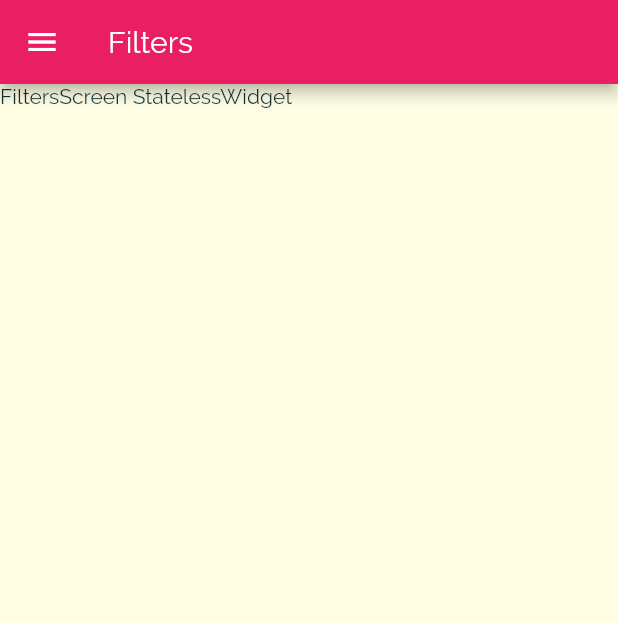
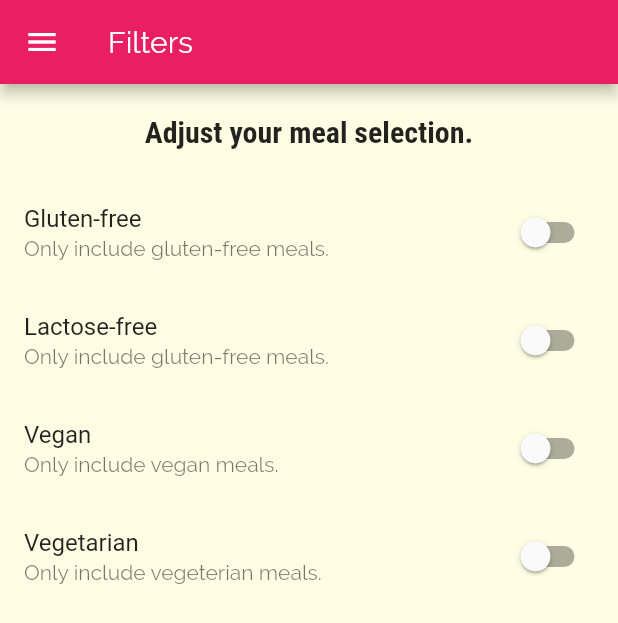
Before and after one commit to ituxka/meals, a Flutter app: the FiltersScreen screen opened by its route, on a phone screen of 412 x 824 dp. Shown: the top 623 px of the screen. Run offline on Flutter 3.47's test engine with Material 2 defaults, Android fonts, the phone set to English and light mode, and no system bars.

Commit message:
feat: add filters widget

```diff
--- a/lib/screens/filters_screen.dart
+++ b/lib/screens/filters_screen.dart
@@ -1,4 +1,5 @@
 import 'package:flutter/material.dart';
+import 'package:meals/widgets/filters/filters.dart';
 import 'package:meals/widgets/main_drawer.dart';
 
 class FiltersScreen extends StatelessWidget {
@@ -12,7 +13,7 @@ class FiltersScreen extends StatelessWidget {
         title: Text(title),
       ),
       drawer: MainDrawer(),
-      body: Text('FiltersScreen StatelessWidget'),
+      body: Filters(),
     );
   }
 }
--- /dev/null
+++ b/lib/widgets/filters/filters.dart
@@ -0,0 +1,58 @@
+import 'package:flutter/material.dart';
+
+class Filters extends StatefulWidget {
+  @override
+  _FiltersState createState() => _FiltersState();
+}
+
+class _FiltersState extends State<Filters> {
+  var _isGlutenFree = false;
+  var _isLactoseFree = false;
+  var _isVegan = false;
+  var _isVegetarian = false;
+
+  @override
+  Widget build(BuildContext context) {
+    return Column(
+      children: <Widget>[
+        Container(
+          padding: EdgeInsets.all(20),
+          child: Text(
+            'Adjust your meal selection.',
+            style: Theme.of(context).textTheme.title,
+          ),
+        ),
+        Expanded(
+          child: ListView(
+            children: <Widget>[
+              SwitchListTile(
+                title: Text('Gluten-free'),
+                subtitle: Text('Only include gluten-free meals.'),
+                value: _isGlutenFree,
+                onChanged: (bool value) => setState(() => _isGlutenFree = value),
+              ),
+              SwitchListTile(
+                title: Text('Lactose-free'),
+                subtitle: Text('Only include gluten-free meals.'),
+                value: _isLactoseFree,
+                onChanged: (bool value) => setState(() => _isLactoseFree = value),
+              ),
+              SwitchListTile(
+                title: Text('Vegan'),
+                subtitle: Text('Only include vegan meals.'),
+                value: _isVegan,
+                onChanged: (bool value) => setState(() => _isVegan = value),
+              ),
+              SwitchListTile(
+                title: Text('Vegetarian'),
+                subtitle: Text('Only include vegeterian meals.'),
+                value: _isVegetarian,
+                onChanged: (bool value) => setState(() => _isVegetarian = value),
+              ),
+            ],
+          ),
+        ),
+      ],
+    );
+  }
+}
```
